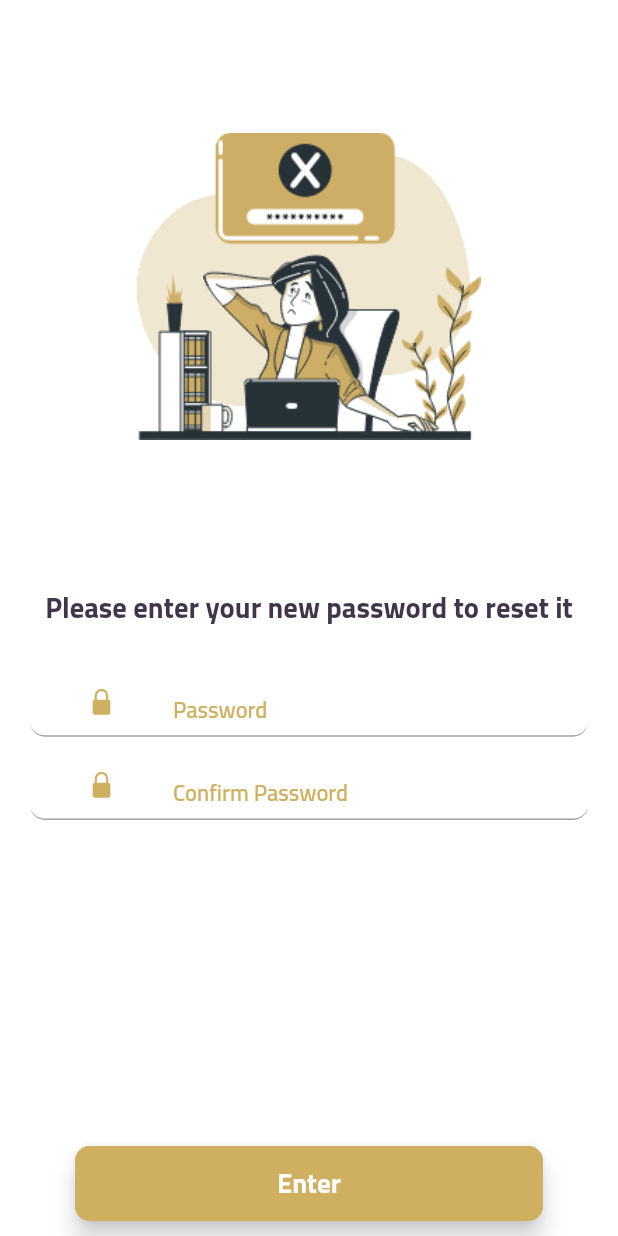
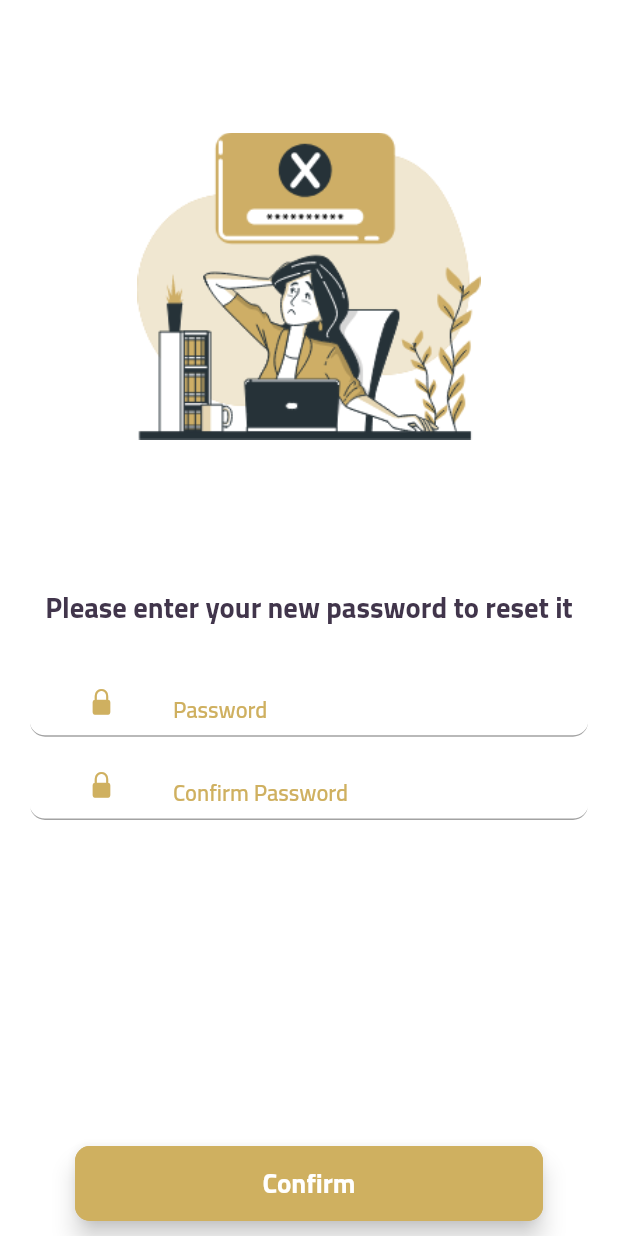
Before and after one commit to AbdrahumanFikry/majorica, a Flutter app: the ResetPasswordView screen opened by its route, on a phone screen of 412 x 824 dp. Run offline on Flutter 3.47's test engine with Material 2 defaults, Android fonts, the phone set to English and light mode, and no system bars; our stand-ins replace animated_bottom_navigation_bar, cached_network_image, carousel_slider, circular_countdown_timer, country_code_picker, dio and 17 more; missing offline and left inert: bdaya_custom_splash, bdaya_fcm_handler, bdaya_repository_pattern, fdottedline; accounts and stored records are empty; statements that could not run were skipped; project files that could hold a hidden picture were left out.

Commit message:
Fix Issues

```diff
--- a/lib/app/components/app_text_field.dart
+++ b/lib/app/components/app_text_field.dart
@@ -64,12 +64,16 @@ class AppTextField extends StatelessWidget {
 
   @override
   Widget build(BuildContext context) {
-    return Stack(
+    return Directionality(
+      textDirection: AppUtil.isLtr ? TextDirection.ltr : TextDirection.ltr,
+      child: Stack(
         children: [
           Padding(
             padding: margin ?? const EdgeInsets.symmetric(vertical: 2.5),
             child: TextFormField(
               controller: controller,
+              textDirection:
+                  AppUtil.isLtr ? TextDirection.ltr : TextDirection.ltr,
               onChanged: onChanged,
               validator: validator,
               readOnly: readOnly,
@@ -173,7 +177,8 @@ class AppTextField extends StatelessWidget {
                 errorBorder: underLine
                     ? AppUtil.errorUnderLineInputBorder(
                         borderRadius: borderRadius)
-                  : AppUtil.errorOutLineInputBorder(borderRadius: borderRadius),
+                    : AppUtil.errorOutLineInputBorder(
+                        borderRadius: borderRadius),
                 errorStyle: AppUtil.textStyle(
                   color: ColorUtil.errorColor,
                 ),
@@ -190,6 +195,7 @@ class AppTextField extends StatelessWidget {
               ),
             ),
         ],
+      ),
     );
   }
 }
--- a/lib/app/data/models/app_data.dart
+++ b/lib/app/data/models/app_data.dart
@@ -19,4 +19,7 @@ class AppData extends HiveObject {
 
   @HiveField(4)
   late List<RoomPackage>? roomPackages;
+
+  @HiveField(5)
+  late String hash;
 }
--- a/lib/app/modules/auth/reset_password_view.dart
+++ b/lib/app/modules/auth/reset_password_view.dart
@@ -120,7 +120,7 @@ class ResetPasswordView extends GetView<AuthService> {
                         horizontal: 30.0,
                         vertical: 10.0,
                       ),
-                      title: S.of(context).enter,
+                      title: S.of(context).confirm,
                       onTap: controller.resetPassword,
                     ),
                   ],
--- a/pubspec.yaml
+++ b/pubspec.yaml
@@ -79,6 +79,12 @@ flutter:
         - asset: assets/fonts/Cairo-SemiBold.ttf
         - asset: assets/fonts/Cairo-Bold.ttf
 
+    - family: PlayfairDisplay
+      fonts:
+        - asset: assets/fonts/PlayfairDisplay-SemiBold.ttf
+
+
+
 
 
 flutter_intl:
```
Also changed, not shown: lib/app/data/repositories/app_data_repo.dart (+11 -7 lines), lib/app/modules/home/views/home_view.dart (+4 -14 lines), lib/app/modules/root/controllers/root_controller.dart (+4 -7 lines), lib/app/modules/splash/views/splash_view.dart (+22 -3 lines), assets/fonts/PlayfairDisplay-SemiBold.ttf (added), lib/app/data/models/app_data.g.dart, 2 other files. Lines whose indentation alone changed are shown as unchanged.
